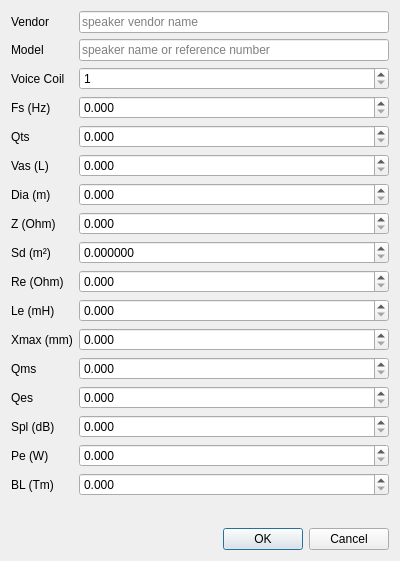
be1/qspeakers, file speakerdialog.ui: the form before one commit.
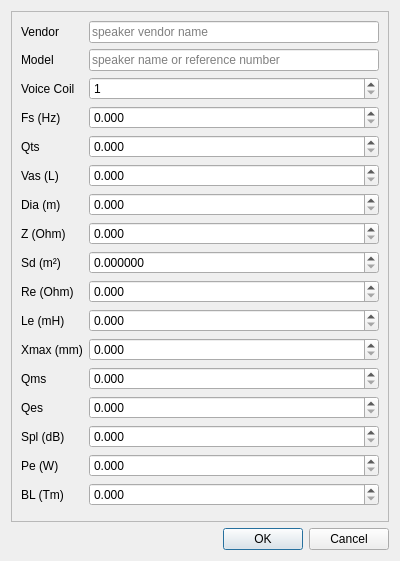
The form after the commit.

Commit message: Wrap speaker params in a scrollarea

```diff
--- a/speakerdialog.ui
+++ b/speakerdialog.ui
@@ -12,6 +12,13 @@
   </property>
   <layout class="QVBoxLayout" name="verticalLayout">
    <item>
+
+    <widget class="QScrollArea" name="scrollArea">
+     <property name="widgetResizable">
+      <bool>true</bool>
+     </property>
+    <widget class="QWidget" name="scrollAreaWidgetContents">
+
     <layout class="QFormLayout" name="speakerFormLayout">
      <property name="fieldGrowthPolicy">
       <enum>QFormLayout::AllNonFixedFieldsGrow</enum>
@@ -273,6 +280,10 @@
       </widget>
      </item>
     </layout>
+
+   </widget>
+   </widget>
+
    </item>
    <item>
     <widget class="QDialogButtonBox" name="speakerButtonBox">
```
Left out of the diff: 3 changed lines with no effect on the pictures.
